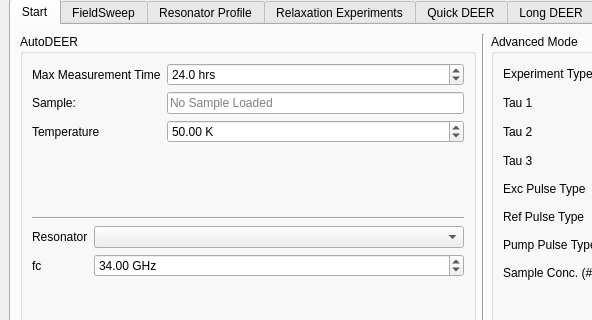
First picture: the form in autodeer/gui/gui2.ui, repository JeschkeLab/autoDEER, before the edit; both pictures show x 0 to 592 and y 202 to 522 of the 967 by 739 pixel window.
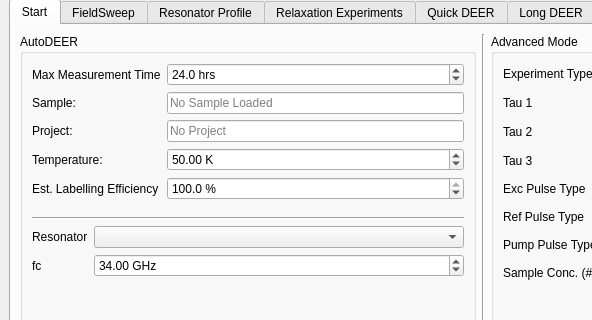
Second picture: the form after the edit. Icons and pictures are not drawn.

Commit message: Adding Variable Labelling Efficency

What changed in the file:
```diff
--- a/autodeer/gui/gui2.ui
+++ b/autodeer/gui/gui2.ui
@@ -199,13 +199,27 @@
                 </widget>
                </item>
                <item row="2" column="0">
-                <widget class="QLabel" name="label_12">
+                <widget class="QLabel" name="projectLabel">
                  <property name="text">
-                  <string>Temperature</string>
+                  <string>Project:</string>
                  </property>
                 </widget>
                </item>
                <item row="2" column="1">
+                <widget class="QLineEdit" name="ProjectName">
+                 <property name="placeholderText">
+                  <string>No Project</string>
+                 </property>
+                </widget>
+               </item>
+               <item row="3" column="0">
+                <widget class="QLabel" name="label_12">
+                 <property name="text">
+                  <string>Temperature:</string>
+                 </property>
+                </widget>
+               </item>
+               <item row="3" column="1">
                 <widget class="QDoubleSpinBox" name="TempValue">
                  <property name="suffix">
                   <string> K</string>
@@ -215,6 +229,29 @@
                  </property>
                 </widget>
                </item>
+               <item row="4" column="0">
+                <widget class="QLabel" name="estLabellingEfficiencyLabel">
+                 <property name="text">
+                  <string>Est. Labelling Efficiency</string>
+                 </property>
+                </widget>
+               </item>
+               <item row="4" column="1">
+                <widget class="QDoubleSpinBox" name="LabellingEffSpinBox">
+                 <property name="suffix">
+                  <string> %</string>
+                 </property>
+                 <property name="decimals">
+                  <number>1</number>
+                 </property>
+                 <property name="maximum">
+                  <double>100.000000000000000</double>
+                 </property>
+                 <property name="value">
+                  <double>100.000000000000000</double>
+                 </property>
+                </widget>
+               </item>
               </layout>
              </item>
              <item>
```
The commit also changes 3 other files.
